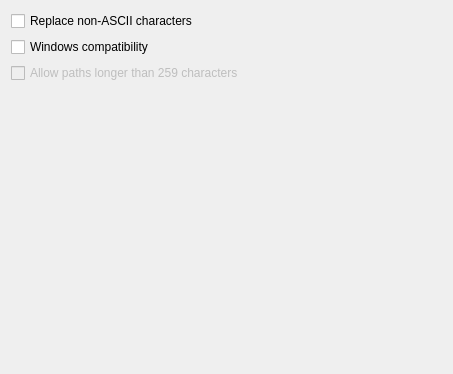
This is ui/options_renaming_compat.ui in metabrainz/picard as Qt 5 draws it before an edit. The edited form follows.
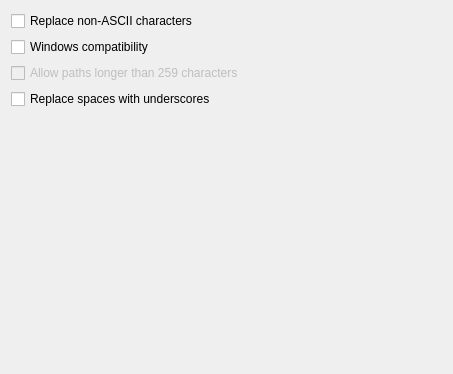
This is the edited form.

Commit message:
PICARD-2553: Add option to use underscores instead of spaces in file naming
This collapses multiple whitespace characters and underscores in a filename into a single underscore

```diff
--- a/ui/options_renaming_compat.ui
+++ b/ui/options_renaming_compat.ui
@@ -19,7 +19,7 @@
     <verstretch>0</verstretch>
    </sizepolicy>
   </property>
-  <layout class="QVBoxLayout" name="verticalLayout_5" stretch="0,0,0,0">
+  <layout class="QVBoxLayout" name="verticalLayout_5" stretch="0,0,0,0,0">
    <item>
     <widget class="QCheckBox" name="ascii_filenames">
      <property name="text">
@@ -44,6 +44,13 @@
      </property>
     </widget>
    </item>
+   <item>
+    <widget class="QCheckBox" name="replace_spaces_with_underscores">
+     <property name="text">
+      <string>Replace spaces with underscores</string>
+     </property>
+    </widget>
+   </item>
    <item>
     <widget class="QLabel" name="example_selection_note">
      <property name="text">
```
The commit also changes 7 other files.
